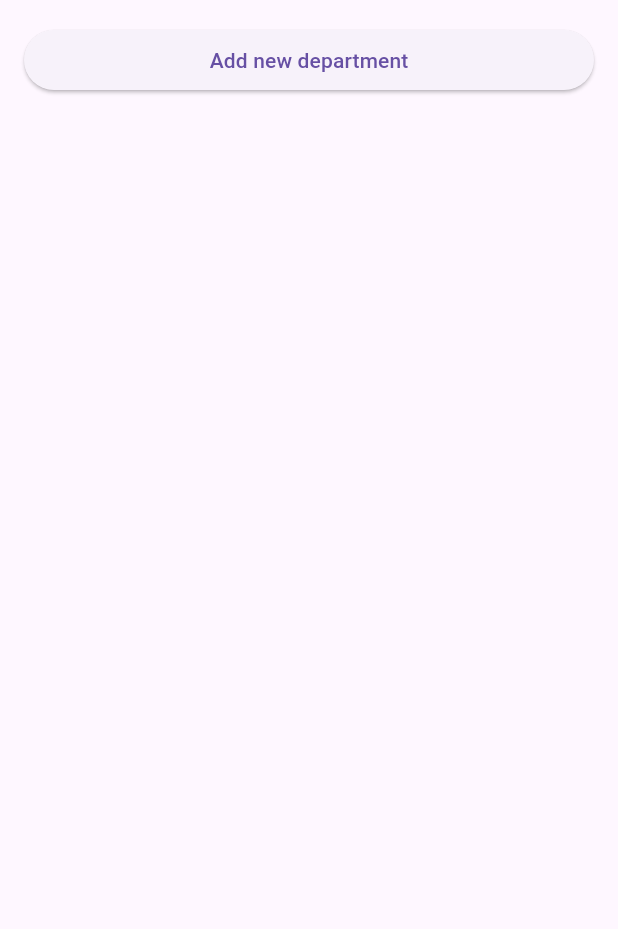
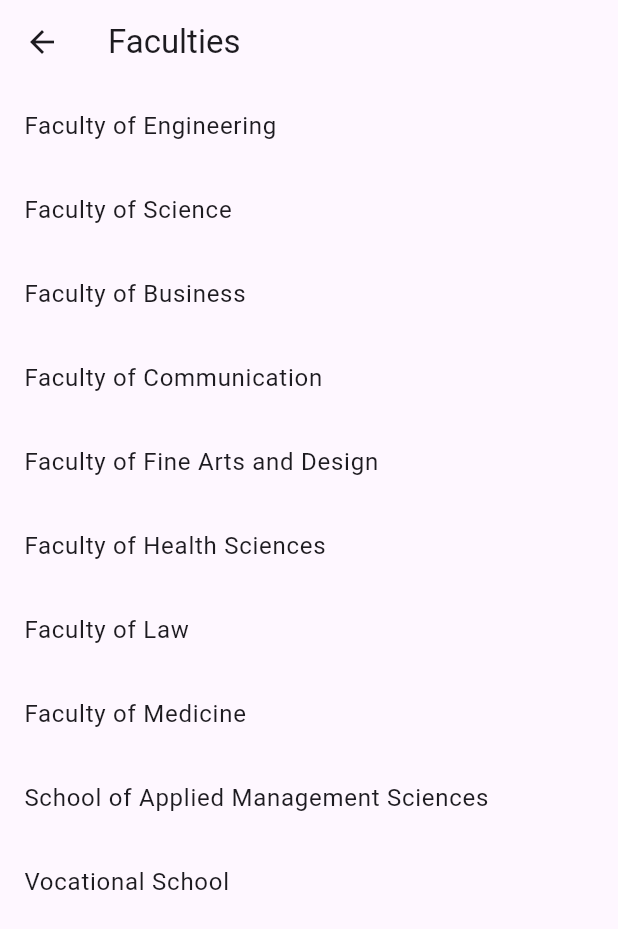
Before and after one commit to heudev/ieu-course-analysis, a Flutter app: the screen it shows once a user with an empty profile is signed in, after a tap on "Add new department", on a phone screen of 412 x 824 dp. Shown: the top 929 px of the screen. Run offline on Flutter 3.47's test engine with Material 3 defaults, Android fonts, the light colour scheme and no system bars; our stand-ins replace cloud_firestore, firebase_auth, firebase_core, google_sign_in; accounts and stored records are empty.

Commit message:
add new department screen created

```diff
--- a/lib/screens/enrolled_departments.dart
+++ b/lib/screens/enrolled_departments.dart
@@ -1,4 +1,5 @@
 import 'package:cloud_firestore/cloud_firestore.dart';
+import 'package:courseanalysis/screens/faculties.dart';
 import 'package:flutter/material.dart';
 
 class EnrolledDepartments extends StatelessWidget {
@@ -36,7 +37,14 @@ class EnrolledDepartments extends StatelessWidget {
                 return Padding(
                   padding: const EdgeInsets.all(16.0),
                   child: ElevatedButton(
-                    onPressed: () {},
+                    onPressed: () {
+                      Navigator.push(
+                        context,
+                        MaterialPageRoute(
+                          builder: (context) => const Faculties(),
+                        ),
+                      );
+                    },
                     child: const Text('Add new department'),
                   ),
                 );
--- /dev/null
+++ b/lib/screens/faculties.dart
@@ -0,0 +1,49 @@
+import 'package:courseanalysis/screens/departments.dart';
+import 'package:flutter/material.dart';
+import 'dart:convert';
+
+class Faculties extends StatelessWidget {
+  const Faculties({super.key});
+
+  @override
+  Widget build(BuildContext context) {
+    return Scaffold(
+      appBar: AppBar(
+        title: const Text('Faculties'),
+      ),
+      body: FutureBuilder(
+        future: DefaultAssetBundle.of(context)
+            .loadString('assets/data/departments.json'),
+        builder: (context, snapshot) {
+          if (snapshot.connectionState == ConnectionState.waiting) {
+            return const Center(child: CircularProgressIndicator());
+          } else if (snapshot.hasError) {
+            return Center(child: Text('Error: ${snapshot.error}'));
+          } else {
+            var data = json.decode(snapshot.data.toString());
+            return ListView.builder(
+              itemCount: data.length,
+              itemBuilder: (context, index) {
+                return ListTile(
+                  title: Text(data[index]['faculty']),
+                  onTap: () {
+                    Navigator.push(
+                      context,
+                      MaterialPageRoute(
+                        builder: (context) => Departments(
+                          faculty: data[index]['faculty'],
+                          departments: List<Map<String, dynamic>>.from(
+                              data[index]['departments'] ?? []),
+                        ),
+                      ),
+                    );
+                  },
+                );
+              },
+            );
+          }
+        },
+      ),
+    );
+  }
+}
```
Also changed, not shown: lib/screens/departments.dart (added, +102 -0 lines).
